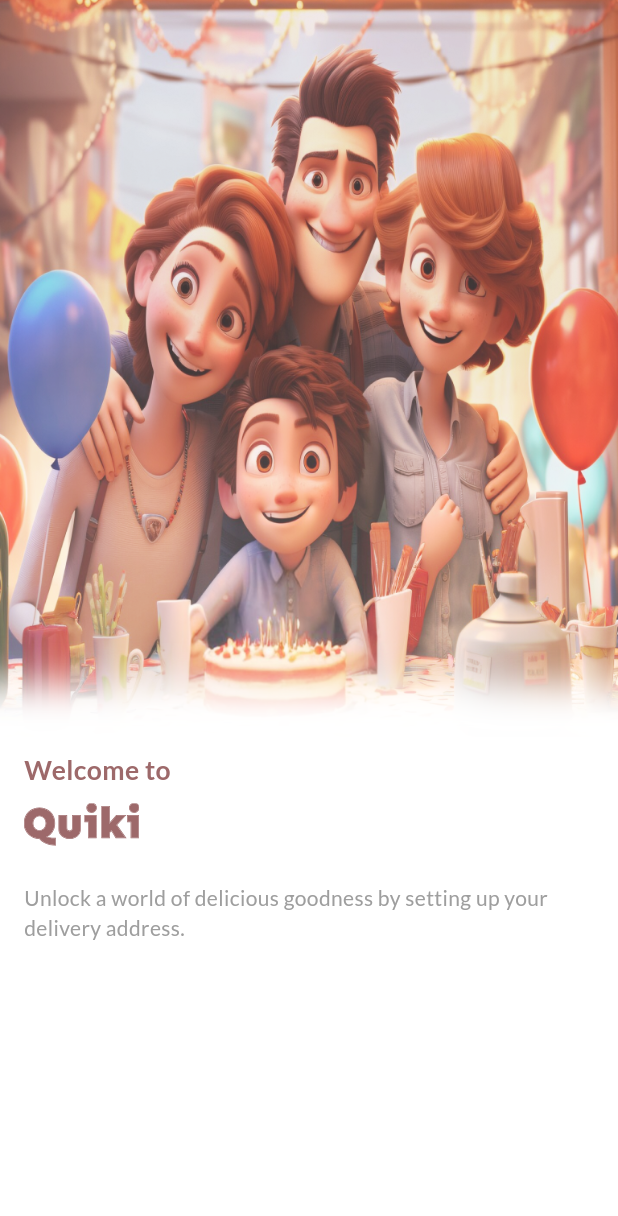
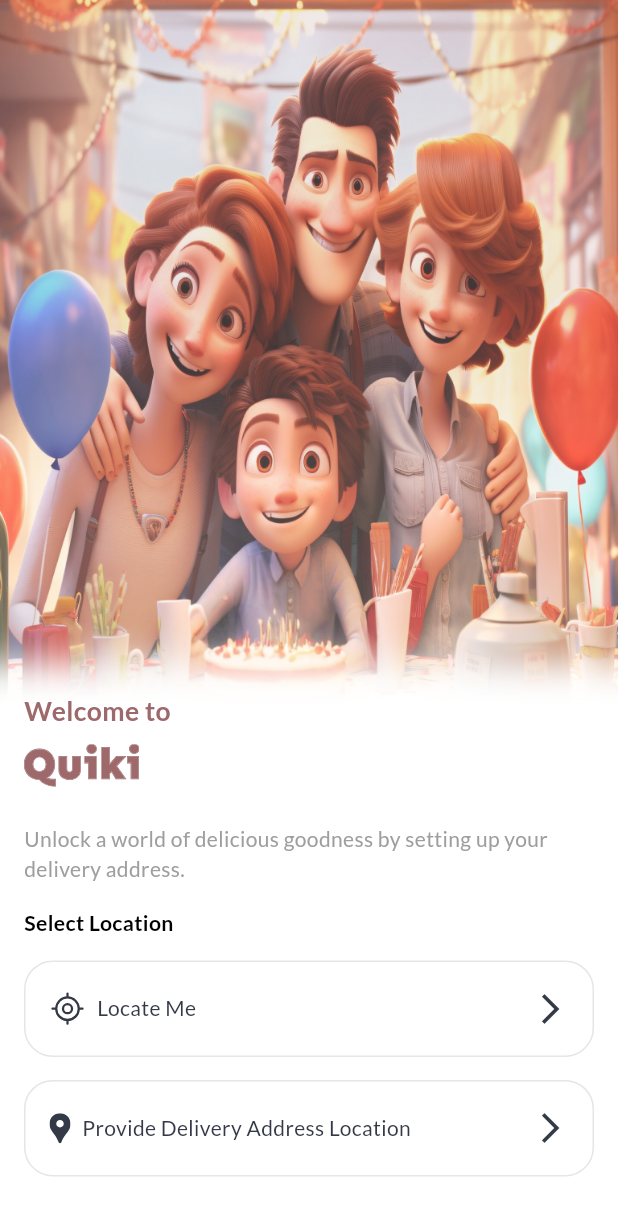
Before and after one commit to AswinAzikar/quiki_mob, a Flutter app: the Dashboard screen opened by its route, on a phone screen of 412 x 824 dp. Shown: the top 1216 px of the screen. Run offline on Flutter 3.47's test engine with Material 3 defaults, Android fonts, the phone set to English and light mode, and no system bars; drawn by our look-alikes of carousel_slider; our stand-ins replace flutter_svg, gap, logger, page_transition.

Commit message:
"Added darkGreyColor constant, modified Dashboard UI, added LoadingButton widget, and updated Assets.gen.dart to include new SVG assets."

```diff
--- a/lib/constants/constant.dart
+++ b/lib/constants/constant.dart
@@ -22,7 +22,7 @@ final gapSmall = Gap(paddingSmall.h);
 final gapTiny = Gap(paddingTiny.h);
 
 const Color splashScreenColor = Colors.white;
-
+const Color darkGreyColor = Color(0xff343947);
 const Color greyBorder = Color(0xFFE5E5EA);
 const Color primaryColor = Color(0xff9D696A);
 
--- a/lib/features/dashboard/dashboard.dart
+++ b/lib/features/dashboard/dashboard.dart
@@ -3,9 +3,9 @@ import 'package:flutter/services.dart';
 import 'package:flutter_svg/flutter_svg.dart';
 import 'package:gap/gap.dart';
 import 'package:quiki/constants/constant.dart';
-import 'package:quiki/features/auth_screen/auth_screen.dart';
 import 'package:quiki/theme/theme.dart';
 import 'package:quiki/utils/size_utils.dart';
+import 'package:quiki/widgets/loading_button.dart';
 
 import '../../gen/assets.gen.dart';
 
@@ -49,7 +49,7 @@ class _DashboardState extends State<Dashboard> {
               decoration: const BoxDecoration(boxShadow: [
                 BoxShadow(color: Colors.white, blurRadius: 20, spreadRadius: 40)
               ], color: Colors.white),
-              height: SizeUtils.height / 2.5,
+              height: SizeUtils.height / 2.4,
               width: SizeUtils.width,
             ),
           ),
@@ -57,7 +57,7 @@ class _DashboardState extends State<Dashboard> {
             padding: const EdgeInsets.all(paddingLarge),
             child: Column(
               children: [
-                Gap(SizeUtils.height / 1.7),
+                Gap(SizeUtils.height / 1.85),
                 Row(
                   mainAxisAlignment: MainAxisAlignment.start,
                   children: [
@@ -88,6 +88,78 @@ class _DashboardState extends State<Dashboard> {
                     ))
                   ],
                 ),
+                gapLarge,
+                Row(
+                  mainAxisAlignment: MainAxisAlignment.start,
+                  children: [
+                    Text(
+                      "Select Location",
+                      style: context.latoBold.copyWith(fontSize: 16.fSize),
+                    ),
+                  ],
+                ),
+                gapLarge,
+                LoadingButton(
+                    borderColor: greyBorder,
+                    color: Colors.transparent,
+                    child: Padding(
+                      padding: const EdgeInsets.fromLTRB(
+                          paddingLarge, 0, paddingLarge, 0),
+                      child: Row(
+                        mainAxisAlignment: MainAxisAlignment.spaceBetween,
+                        children: [
+                          Row(
+                            children: [
+                              SvgPicture.asset(Assets.svgs.locate),
+                              gap,
+                              Text(
+                                "Locate Me",
+                                style: context.latoRegular14
+                                    .copyWith(color: darkGreyColor),
+                              )
+                            ],
+                          ),
+                          const Icon(
+                            Icons.arrow_forward_ios,
+                            color: darkGreyColor,
+                          )
+                        ],
+                      ),
+                    ),
+                    onTap: () {
+                      //TODO : Find GPS location on tap
+                    }),
+                gapLarge,
+                LoadingButton(
+                    borderColor: greyBorder,
+                    color: Colors.transparent,
+                    child: Padding(
+                      padding: const EdgeInsets.fromLTRB(
+                          paddingLarge, 0, paddingLarge, 0),
+                      child: Row(
+                        mainAxisAlignment: MainAxisAlignment.spaceBetween,
+                        children: [
+                          Row(
+                            children: [
+                              SvgPicture.asset(Assets.svgs.gps),
+                              gap,
+                              Text(
+                                "Provide Delivery Address Location",
+                                style: context.latoRegular14
+                                    .copyWith(color: darkGreyColor),
+                              )
+                            ],
+                          ),
+                          const Icon(
+                            Icons.arrow_forward_ios,
+                            color: darkGreyColor,
+                          )
+                        ],
+                      ),
+                    ),
+                    onTap: () {
+                      //TODO : Find GPS location on tap
+                    })
               ],
             ),
           )
--- a/lib/gen/assets.gen.dart
+++ b/lib/gen/assets.gen.dart
@@ -44,6 +44,12 @@ class $AssetsSvgsGen {
   /// File path: assets/svgs/gaussian_blur.svg
   String get gaussianBlur => 'assets/svgs/gaussian_blur.svg';
 
+  /// File path: assets/svgs/gps.svg
+  String get gps => 'assets/svgs/gps.svg';
+
+  /// File path: assets/svgs/locate.svg
+  String get locate => 'assets/svgs/locate.svg';
+
   /// File path: assets/svgs/logo.svg
   String get logo => 'assets/svgs/logo.svg';
 
@@ -57,8 +63,17 @@ class $AssetsSvgsGen {
   String get splashDsn => 'assets/svgs/splash_dsn.svg';
 
   /// List of all assets
-  List<String> get values =>
-      [conApple, conGoogle, gaussianBlur, logo, mail, orLine, splashDsn];
+  List<String> get values => [
+        conApple,
+        conGoogle,
+        gaussianBlur,
+        gps,
+        locate,
+        logo,
+        mail,
+        orLine,
+        splashDsn
+      ];
 }
 
 class Assets {
--- a/lib/widgets/loading_button.dart
+++ b/lib/widgets/loading_button.dart
@@ -7,6 +7,7 @@ class LoadingButton extends StatefulWidget {
   final bool isLoading;
   final Color? borderColor;
   final VoidCallback onTap;
+  final BorderRadius? borderRadius;
 
   const LoadingButton({
     super.key,
@@ -15,6 +16,7 @@ class LoadingButton extends StatefulWidget {
     this.isLoading = false,
     this.borderColor,
     required this.onTap,
+    this.borderRadius,
   });
 
   @override
@@ -52,14 +54,18 @@ class _LoadingButtonState extends State<LoadingButton> {
   Widget build(BuildContext context) {
     return SizedBox(
       width: double.infinity,
-      child: GestureDetector(
+      child: InkWell(
         onTap: onButtonTap,
+        borderRadius:
+            widget.borderRadius ?? BorderRadius.all(Radius.circular(20.h)),
+        splashColor: Colors.grey.withOpacity(0.7),
         child: Container(
           padding: EdgeInsets.symmetric(vertical: 20.h),
           decoration: BoxDecoration(
             border: Border.all(color: widget.borderColor ?? Colors.transparent),
             shape: BoxShape.rectangle,
-            borderRadius: BorderRadius.all(Radius.circular(20.h)),
+            borderRadius:
+                widget.borderRadius ?? BorderRadius.all(Radius.circular(20.h)),
             color: widget.color,
           ),
           child: haveLoading
```
Also changed, not shown: assets/svgs/gps.svg (added), assets/svgs/locate.svg (added).
